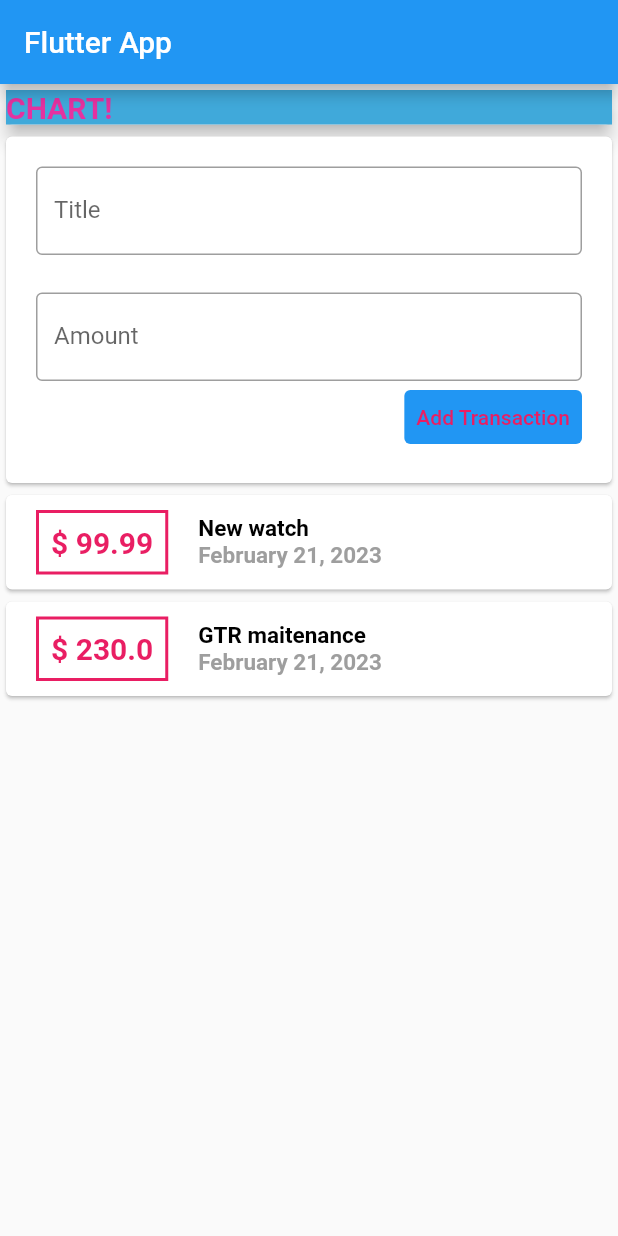
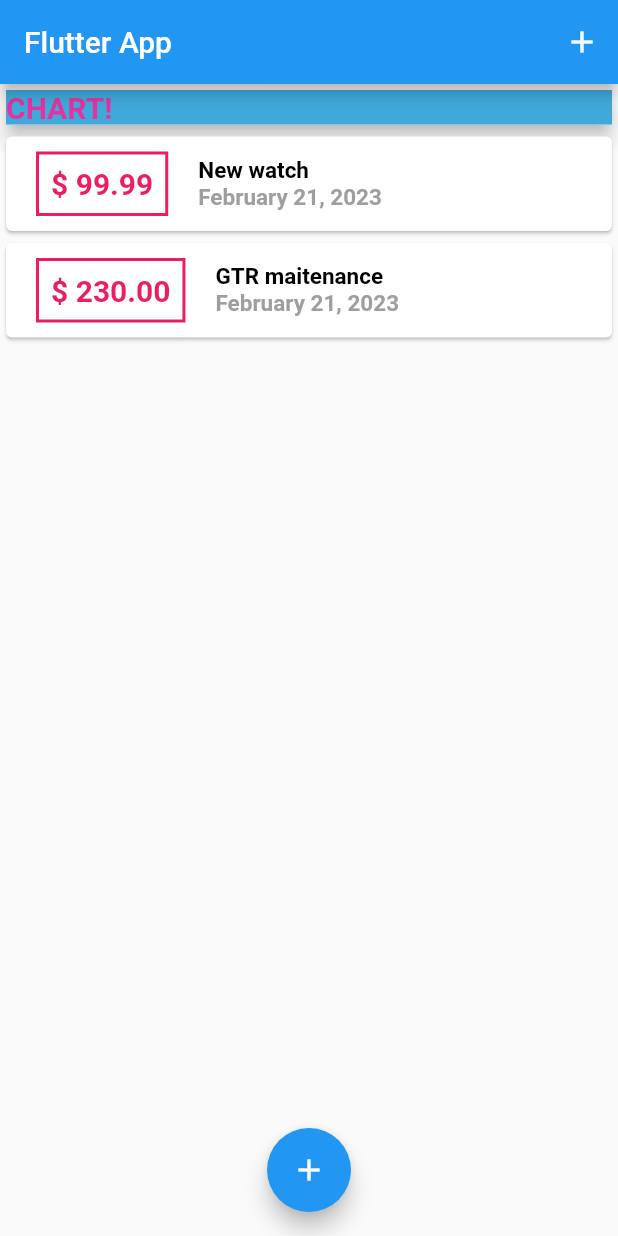
Before and after one commit to JudahSan/finance_management_app, a Flutter app: the screen it shows after launch, on a phone screen of 412 x 824 dp. Run offline on Flutter 3.47's test engine with Material 2 defaults, Android fonts, the phone set to English and light mode, and no system bars.

Commit message:
styling, adding action buttons, modal button sheet

```diff
--- a/finance_management_app/lib/main.dart
+++ b/finance_management_app/lib/main.dart
@@ -1,5 +1,7 @@
 import 'package:flutter/material.dart';
-import './widgets/user_transactions.dart';
+import './widgets/transaction_list.dart';
+import './widgets/new_transactions.dart';
+import './models/transaction.dart';
 
 void main() => runApp(MyApp());
 
@@ -13,17 +15,66 @@ class MyApp extends StatelessWidget {
   }
 }
 
-class MyHomePage extends StatelessWidget {
+class MyHomePage extends StatefulWidget {
+  @override
+  State<MyHomePage> createState() => _MyHomePageState();
+}
+
+class _MyHomePageState extends State<MyHomePage> {
   // String titleInput;
-  // String amountInput;
-  final titleController = TextEditingController();
-  final amountController = TextEditingController();
+  final List<Transaction> _userTransactions = [
+    Transaction(
+      id: 't1',
+      title: 'New watch',
+      amount: 99.99,
+      date: DateTime.now(),
+    ),
+    Transaction(
+      id: 't2',
+      title: 'GTR maitenance',
+      amount: 230.00,
+      date: DateTime.now(),
+    ),
+  ];
+
+  // New transaction
+  void _addNewTransaction(String title, double amount) {
+    final newTx = Transaction(
+      id: DateTime.now().toString(),
+      title: title,
+      amount: amount,
+      date: DateTime.now(),
+    );
+
+    setState(() {
+      _userTransactions.add(newTx);
+    });
+  }
+
+  void _startAddNewTransaction(BuildContext context) {
+    showModalBottomSheet(
+      context: context,
+      builder: (_) {
+        return GestureDetector(
+          onTap: () {},
+          child: NewTransaction(_addNewTransaction),
+          behavior: HitTestBehavior.opaque,
+        );
+      },
+    );
+  }
 
   @override
   Widget build(BuildContext context) {
     return Scaffold(
       appBar: AppBar(
         title: Text('Flutter App'),
+        actions: <Widget>[
+          IconButton(
+            onPressed: () => _startAddNewTransaction(context),
+            icon: Icon(Icons.add),
+          )
+        ],
       ),
       body: SingleChildScrollView(
         child: Column(
@@ -45,11 +96,17 @@ class MyHomePage extends StatelessWidget {
               ),
               elevation: 5,
             ),
-              UserTransactions()
+            TransactionList(_userTransactions),
 
             // Mapping Data into Widgets
           ],
         ),
-        ));
+      ),
+      floatingActionButtonLocation: FloatingActionButtonLocation.centerFloat,
+      floatingActionButton: FloatingActionButton(
+        child: Icon(Icons.add),
+        onPressed: () => _startAddNewTransaction(context),
+      ),
+    );
   }
 }
--- a/finance_management_app/lib/widgets/transaction_list.dart
+++ b/finance_management_app/lib/widgets/transaction_list.dart
@@ -28,7 +28,7 @@ class TransactionList extends StatelessWidget {
                   ),
                   padding: EdgeInsets.all(8),
                   child: Text(
-                    '\$ ${transactions[index].amount}',
+                    '\$ ${transactions[index].amount.toStringAsFixed(2)}',
                     style: TextStyle(
                       fontSize: 20,
                       fontWeight: FontWeight.bold,
--- a/finance_management_app/lib/widgets/user_transactions.dart
+++ /dev/null
@@ -1,55 +0,0 @@
-import 'package:flutter/src/foundation/key.dart';
-import 'package:flutter/src/widgets/framework.dart';
-import 'package:flutter/src/widgets/placeholder.dart';
-import 'package:flutter/material.dart';
-import './transaction_list.dart';
-import './new_transactions.dart';
-import '../models/transaction.dart';
-
-class UserTransactions extends StatefulWidget {
-  const UserTransactions({Key key}) : super(key: key);
-
-  @override
-  State<UserTransactions> createState() => _UserTransactionsState();
-}
-
-class _UserTransactionsState extends State<UserTransactions> {
-  final List<Transaction> _userTransactions = [
-    Transaction(
-      id: 't1',
-      title: 'New watch',
-      amount: 99.99,
-      date: DateTime.now(),
-    ),
-    Transaction(
-      id: 't2',
-      title: 'GTR maitenance',
-      amount: 230.00,
-      date: DateTime.now(),
-    ),
-  ];
-
-  // New transaction
-  void _addNewTransaction(String title, double amount) {
-    final newTx = Transaction(
-      id: DateTime.now().toString(),
-      title: title,
-      amount: amount,
-      date: DateTime.now(),
-    );
-
-    setState(() {
-      _userTransactions.add(newTx);
-    });
-  }
-
-  @override
-  Widget build(BuildContext context) {
-    return Column(
-      children: <Widget>[
-        NewTransaction(_addNewTransaction),
-        TransactionList(_userTransactions),
-      ],
-    );
-  }
-}
```
Also changed, not shown: finance_management_app/lib/widgets/new_transactions.dart (+27 -8 lines). Lines whose indentation alone changed are shown as unchanged.
